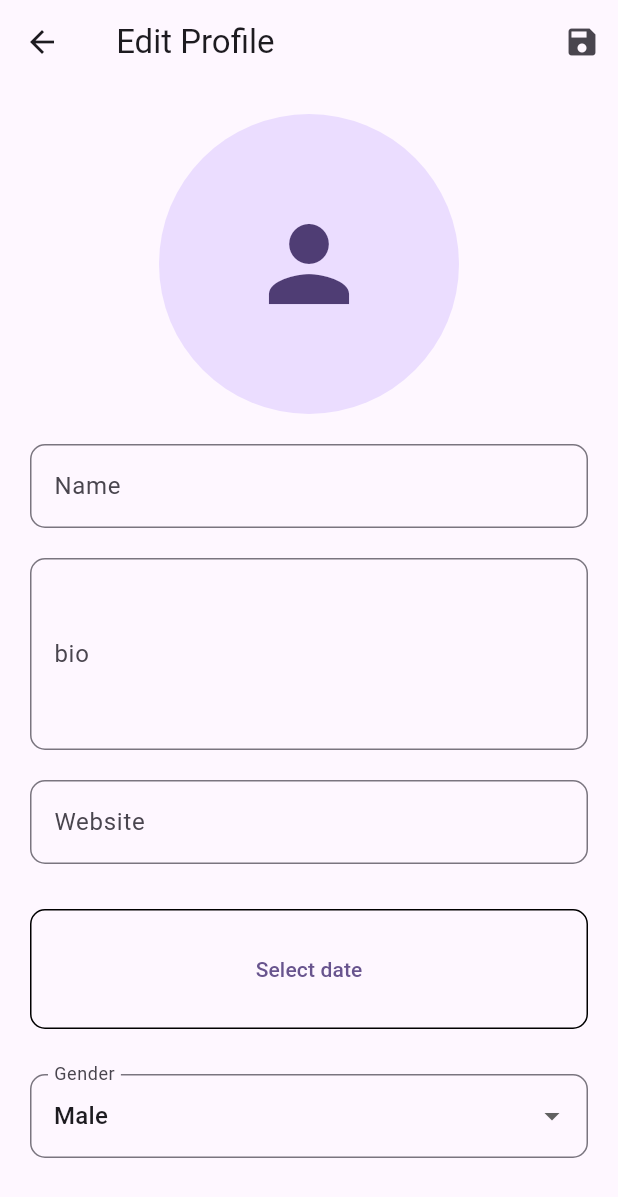
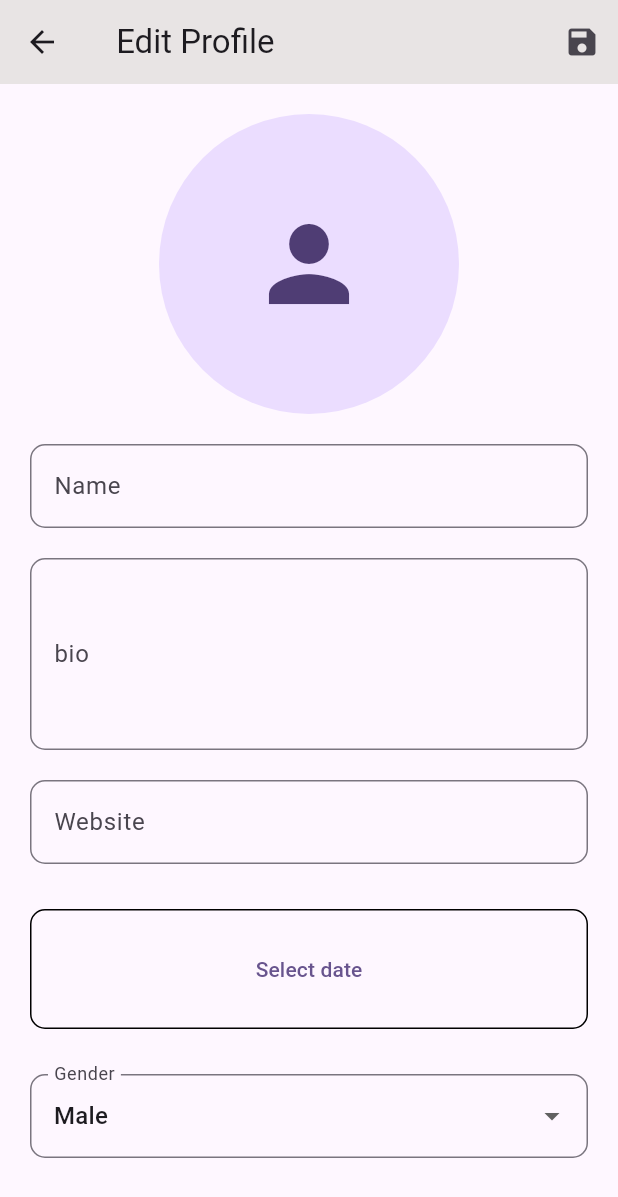
Before and after one commit to MinahilAmjad/recipe_share_app, a Flutter app: the EditProfileScreen screen opened directly with empty values, on a phone screen of 412 x 824 dp. Shown: the top 1197 px of the screen. Run offline on Flutter 3.47's test engine with Material 3 defaults, Android fonts, the phone set to English and light mode, and no system bars; our stand-ins replace cloud_firestore, firebase_auth, firebase_core, firebase_storage, flutter_rating_bar, fluttertoast and 4 more; missing offline and left inert: flutter_share; accounts and stored records are empty.

Commit message:
Update edit_profile_screen.dart

```diff
--- a/lib/screen/profiles/edit_profile_screen.dart
+++ b/lib/screen/profiles/edit_profile_screen.dart
@@ -55,54 +55,7 @@ class _EditProfileScreenState extends State<EditProfileScreen> {
       });
   }
 
-  // Future<void> _saveProfile() async {
-  //   try {
-  //     // Check if previous profile exists
-  //     final previousProfileDoc = await FirebaseFirestore.instance
-  //         .collection('profiles')
-  //         .doc(_currentUser.uid)
-  //         .get();
 
-  //     // Delete previous profile if it exists
-  //     if (previousProfileDoc.exists) {
-  //       await previousProfileDoc.reference.delete();
-  //     }
-
-  //     // Upload image and get download URL if image is picked
-  //     String? imageUrl;
-  //     if (_pickedImage != null) {
-  //       imageUrl = await uploadImageAndGetDownloadURL(_pickedImage!);
-  //       if (imageUrl == null) {
-  //         Fluttertoast.showToast(msg: 'Failed to upload image');
-  //         return;
-  //       }
-  //     }
-
-  //     // Save new profile data
-  //     final profileData = {
-  //       'name': _nameController.text,
-  //       'bio': _bioController.text,
-  //       'website': _websiteController.text,
-  //       'birthday': _selectedDate,
-  //       'gender': _selectedGender,
-  //       'imageUrl': imageUrl,
-  //     };
-
-  //     await FirebaseFirestore.instance
-  //         .collection('profiles')
-  //         .doc(_currentUser.uid)
-  //         .set(profileData);
-
-  //     // Update UserProvider data
-
-  //     ScaffoldMessenger.of(context)
-  //         .showSnackBar(SnackBar(content: Text('Profile saved successfully')));
-  //   } catch (error) {
-  //     print('Failed to save profile: $error');
-  //     ScaffoldMessenger.of(context).showSnackBar(
-  //         SnackBar(content: Text('Failed to save profile: $error')));
-  //   }
-  // }
   Future<void> _saveProfile() async {
     try {
       // Check if previous profile exists
@@ -209,6 +162,8 @@ class _EditProfileScreenState extends State<EditProfileScreen> {
   Widget build(BuildContext context) {
     return Scaffold(
       appBar: AppBar(
+                backgroundColor: Color.fromARGB(255, 232, 228, 228),
+
         title: Text(' Edit Profile'),
         actions: [
           IconButton(
```
